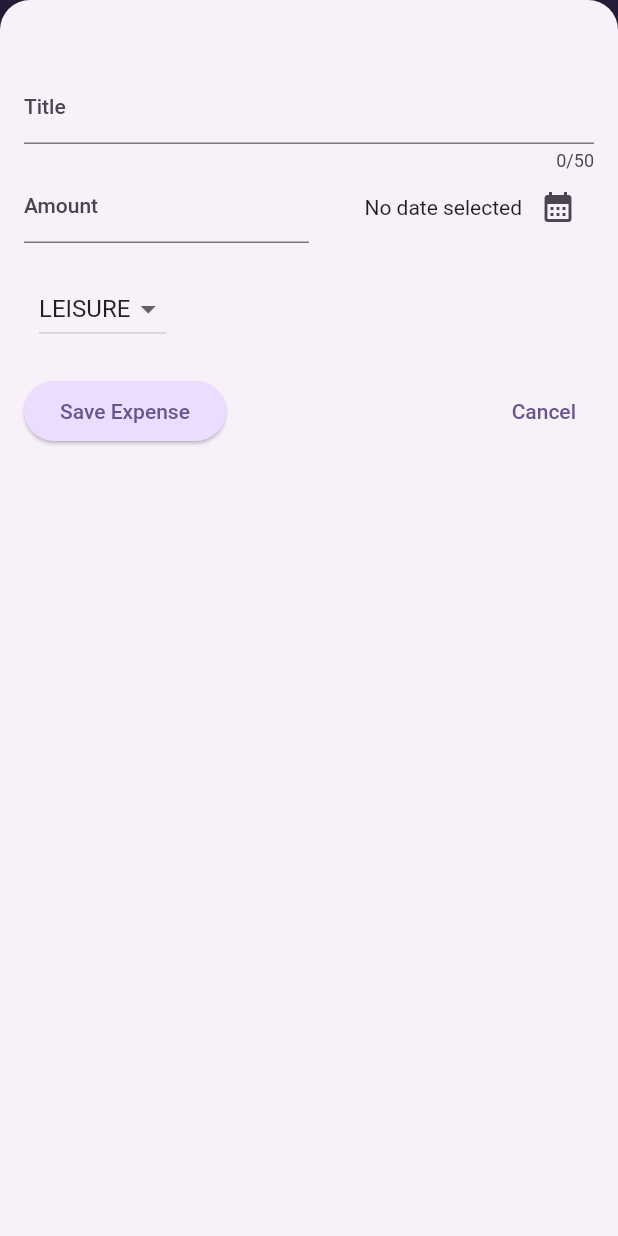
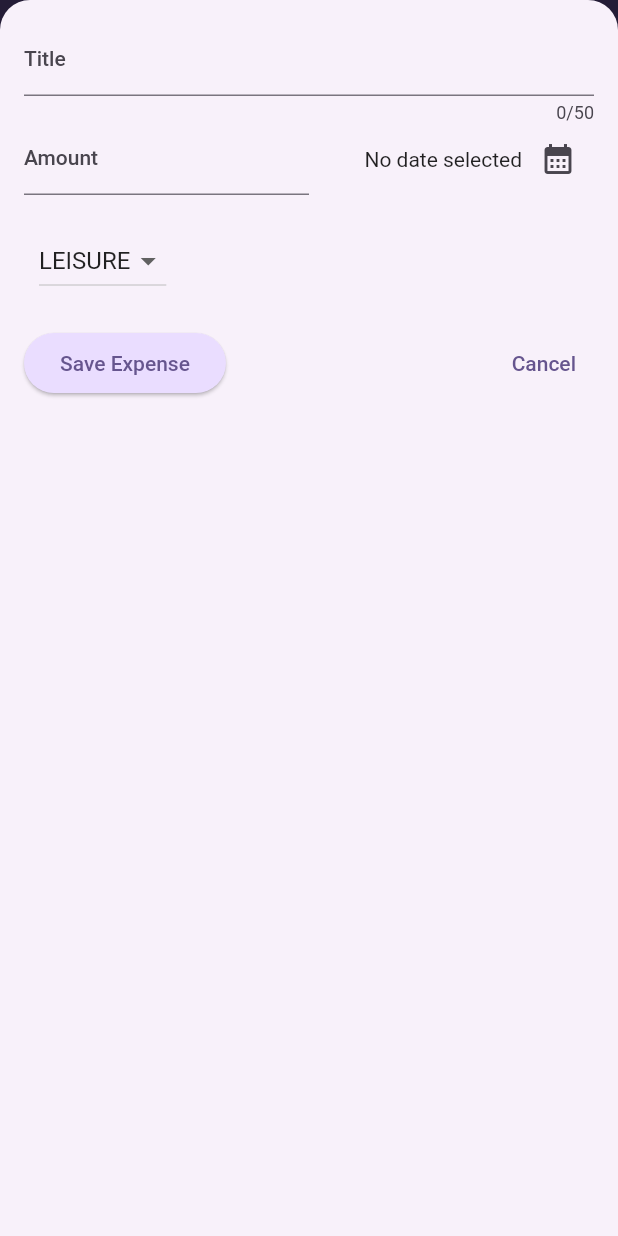
Before and after one commit to tsuna614/flutter_section5, a Flutter app: the screen it shows after launch, after a tap on the "add" icon, on a phone screen of 412 x 824 dp. Run offline on Flutter 3.47's test engine with Material 2 defaults, Android fonts, the phone set to English and light mode, and no system bars.

Commit message:
final commit

```diff
--- a/lib/widgets/expenses.dart
+++ b/lib/widgets/expenses.dart
@@ -28,6 +28,7 @@ class _ExpensesState extends State<Expenses> {
 
   void _openAddExpenseOverlay() {
     showModalBottomSheet(
+        useSafeArea: true,
         isScrollControlled: true, // make the sheet fullscreen
         shape: const RoundedRectangleBorder(
           borderRadius: BorderRadius.vertical(top: Radius.circular(20.0)),
@@ -70,6 +71,7 @@ class _ExpensesState extends State<Expenses> {
     // print(MediaQuery.of(context).size.height);
     return Scaffold(
         appBar: AppBar(
+            // centerTitle: false,
             title: const Text(
               "Flutter Expense Tracker",
             ),
--- a/lib/widgets/new_expense.dart
+++ b/lib/widgets/new_expense.dart
@@ -93,10 +93,12 @@ class _NewExpenseState extends State<NewExpense> {
     // print(MediaQuery.of(context).size.height); // size of entire screen
     return SizedBox(
       height: double.infinity,
-      child: SingleChildScrollView(
+      child:
+          // wrap in SizedBox with height infinity to make it full screen
+          SingleChildScrollView(
         // disable the fullscreen of isScrollControlled of showModalBottomSheet of expenses.dart
         child: Padding(
-          padding: EdgeInsets.fromLTRB(16, 48, 16, keyboardSpace + 16),
+          padding: EdgeInsets.fromLTRB(16, 16, 16, keyboardSpace + 16),
           child: Column(
             crossAxisAlignment: CrossAxisAlignment.start,
             children: [
```
